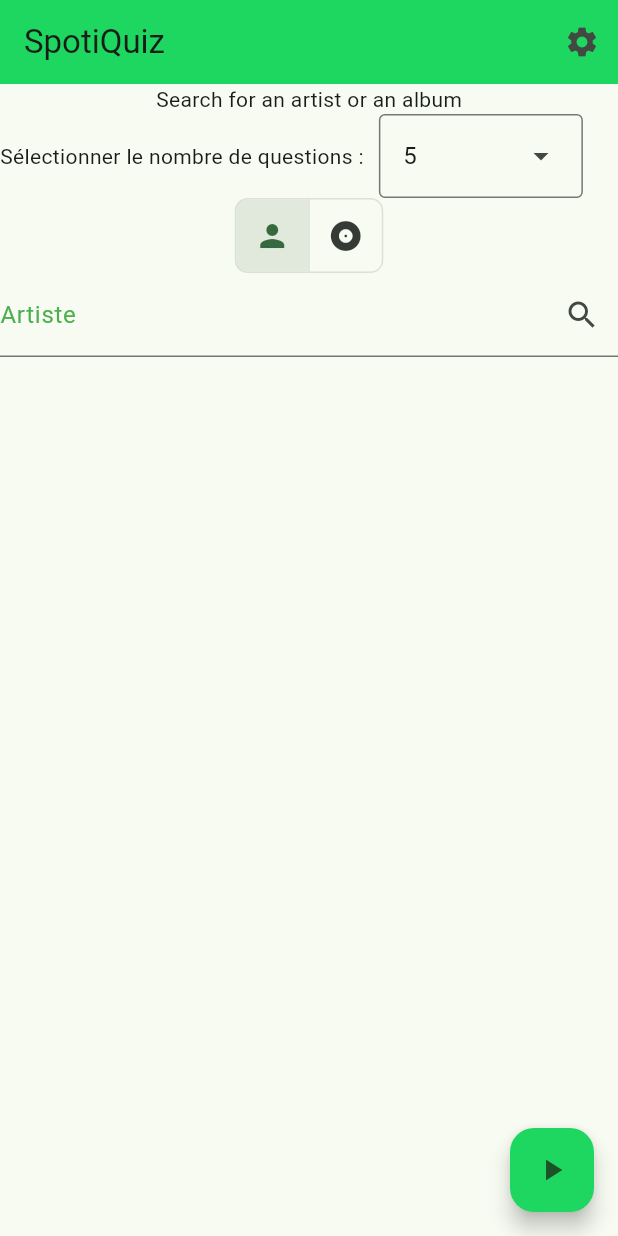
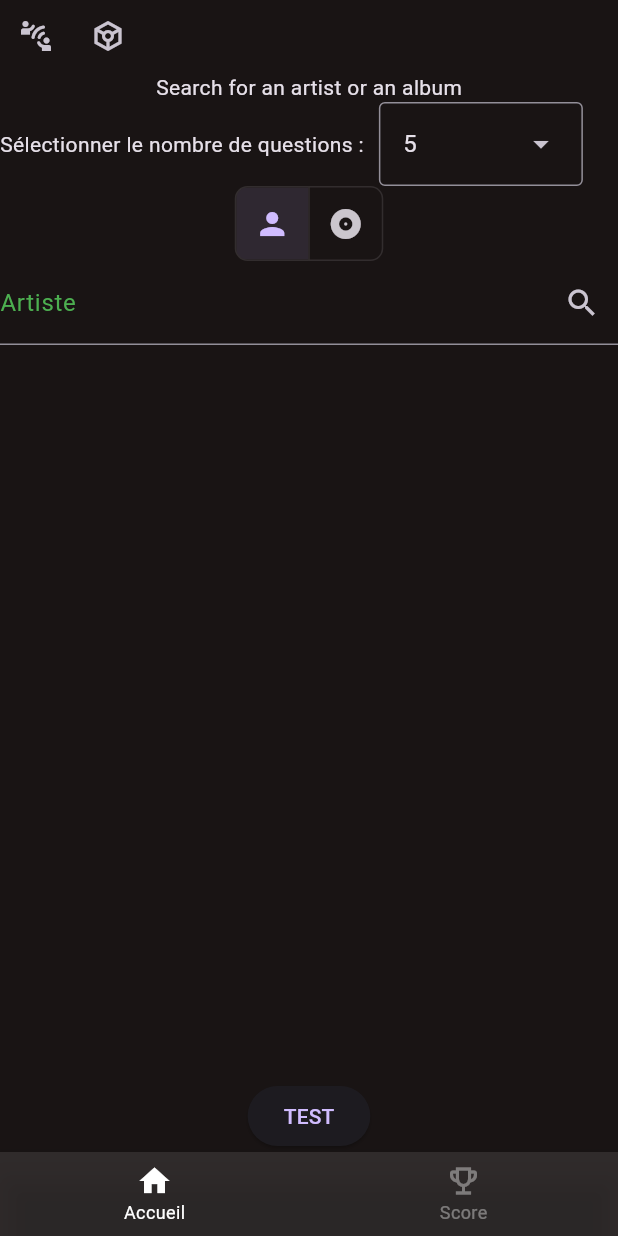
Before and after one commit to TessLry/spotiquiz, a Flutter app: the screen it shows after launch, on a phone screen of 412 x 824 dp. Run offline on Flutter 3.47's test engine with Material 3 defaults, Android fonts, the phone set to English and light mode, and no system bars; our stand-ins replace audioplayers, flutter_animate, flutter_bloc, lottie; missing offline and left inert: spotify_sdk.

Commit message:
Add score screen and navigation tab bar

```diff
--- a/lib/main.dart
+++ b/lib/main.dart
@@ -2,12 +2,11 @@
 import 'package:flutter_bloc/flutter_bloc.dart';
 import 'package:spotiquiz/bloc/track_cubit.dart';
 import 'package:spotiquiz/router.dart';
+import 'package:spotiquiz/ui/navigations/navigation_tab_bar.dart';
 import 'package:spotiquiz/utils/colors.dart';
-import 'package:spotiquiz/utils/credentials.dart';
 
 void main() {
   final TrackCubit trackCubit = TrackCubit();
-  AppCredentials.fetchCredentials();
 
   runApp(
     BlocProvider<TrackCubit>(
@@ -24,12 +23,15 @@
   Widget build(BuildContext context) {
     return MaterialApp(
       title: 'SpotiQuiz',
-      theme: ThemeData(
-        colorScheme: ColorScheme.fromSeed(seedColor: AppColors.primary),
-        useMaterial3: true,
+      themeMode: ThemeMode.dark,
+      darkTheme: ThemeData(
+        scaffoldBackgroundColor: AppColors.black,
+        brightness: Brightness.dark,
+        splashColor: Colors.transparent,
+        highlightColor: Colors.transparent,
       ),
       debugShowCheckedModeBanner: false,
-      initialRoute: AppRouter.homePage,
+      home: const NavigationTabBar(),
       routes: AppRouter.routes,
     );
   }
--- a/lib/router.dart
+++ b/lib/router.dart
@@ -1,12 +1,15 @@
+import 'package:spotiquiz/ui/screens/score.dart';
 import 'package:spotiquiz/ui/screens/game.dart';
 import 'package:spotiquiz/ui/screens/home.dart';
 
 class AppRouter {
   static const String homePage = '/home';
   static const String gamePage = '/game';
+  static const String scorePage = '/score';
 
   static final routes = {
     homePage: (context) => const Home(),
     gamePage: (context) => const Game(),
+    scorePage: (context) => const Score(),
   };
 }
--- /dev/null
+++ b/lib/ui/navigations/navigation_tab_bar.dart
@@ -0,0 +1,54 @@
+import 'package:flutter/material.dart';
+import 'package:spotiquiz/ui/screens/home.dart';
+import 'package:spotiquiz/ui/screens/score.dart';
+
+class NavigationTabBar extends StatefulWidget {
+  const NavigationTabBar({super.key});
+
+  @override
+  State<NavigationTabBar> createState() => _NavigationTabBarState();
+}
+
+class _NavigationTabBarState extends State<NavigationTabBar> {
+  int _selectedIndex = 0;
+
+  static const List<Widget> _widgetOptions = <Widget>[Home(), Score()];
+
+  void _onItemTapped(int index) {
+    setState(() {
+      _selectedIndex = index;
+    });
+  }
+
+  @override
+  Widget build(BuildContext context) {
+    return Scaffold(
+      body: SafeArea(
+        child: _widgetOptions.elementAt(_selectedIndex),
+      ),
+      bottomNavigationBar: BottomNavigationBar(
+        items: <BottomNavigationBarItem>[
+          BottomNavigationBarItem(
+            icon: _selectedIndex == 0
+                ? const Icon(Icons.home)
+                : const Icon(Icons.home_outlined),
+            label: 'Accueil',
+          ),
+          BottomNavigationBarItem(
+            icon: _selectedIndex == 1
+                ? const Icon(Icons.emoji_events)
+                : const Icon(Icons.emoji_events_outlined),
+            label: 'Score',
+          ),
+        ],
+        currentIndex: _selectedIndex,
+        onTap: _onItemTapped,
+        selectedItemColor: Colors.white,
+        unselectedItemColor: Colors.white38,
+        type: BottomNavigationBarType.fixed,
+        selectedFontSize: 12,
+        backgroundColor: Colors.white10,
+      ),
+    );
+  }
+}
--- a/lib/ui/screens/home.dart
+++ b/lib/ui/screens/home.dart
@@ -1,5 +1,6 @@
 import 'package:flutter/material.dart';
 import 'package:flutter_bloc/flutter_bloc.dart';
+import 'package:spotify_sdk/spotify_sdk.dart';
 import 'package:spotiquiz/bloc/track_cubit.dart';
 import 'package:spotiquiz/models/album.dart';
 import 'package:spotiquiz/models/artist.dart';
@@ -8,8 +9,8 @@
 import 'package:spotiquiz/ui/widgets/search_album.dart';
 import 'package:spotiquiz/ui/widgets/search_artist.dart';
 import 'package:spotiquiz/ui/widgets/select_nb_question.dart';
-import 'package:spotiquiz/utils/colors.dart';
 import 'package:spotiquiz/ui/widgets/toogle_button.dart';
+import 'package:spotiquiz/utils/credentials.dart';
 
 class Home extends StatefulWidget {
   const Home({super.key});
@@ -25,22 +26,39 @@
   Album? album;
 
   @override
+  void initState() {
+    super.initState();
+  }
+
+  @override
   Widget build(BuildContext context) {
-    return Scaffold(
-        appBar: AppBar(
-          title: const Text('SpotiQuiz'),
-          backgroundColor: AppColors.primary,
-          actions: [
+    return Column(
+      children: [
+        Row(
+          children: [
             IconButton(
-              icon: const Icon(Icons.settings),
-              onPressed: () {
-                Navigator.pushNamed(context, '/settings');
+                onPressed: () async {
+                  await SpotifySdk.connectToSpotifyRemote(
+                      clientId: AppCredentials.spotifyId,
+                      redirectUrl: AppCredentials.redirectUrl);
                 },
-            ),
+                icon: const Icon(Icons.connect_without_contact_rounded)),
+            IconButton(
+                onPressed: () async {
+                  String token = await SpotifySdk.getAccessToken(
+                      clientId: AppCredentials.spotifyId,
+                      redirectUrl: AppCredentials.redirectUrl,
+                      scope:
+                          "app-remote-control,user-modify-playback-state,playlist-read-private");
+
+                  setState(() {
+                    AppCredentials.accessToken = token;
+                    print("token" + AppCredentials.accessToken);
+                  });
+                },
+                icon: const Icon(Icons.token_outlined)),
           ],
         ),
-        body: Column(
-          children: [
         const Text('Search for an artist or an album'),
         SelectNbQuestion(
           onToggle: (value) {
@@ -69,10 +87,9 @@
                   },
                 ),
         ),
-          ],
-        ),
-        floatingActionButton: FloatingActionButton(
+        ElevatedButton(
             onPressed: () {
+              print("TETE");
               final TrackRepository trackRepository = TrackRepository();
 
               trackRepository
@@ -83,8 +100,8 @@
                 Navigator.pushNamed(context, '/game');
               });
             },
-          backgroundColor: AppColors.primary,
-          child: const Icon(Icons.play_arrow),
-        ));
+            child: Text("TEST"))
+      ],
+    );
   }
 }
--- /dev/null
+++ b/lib/ui/screens/score.dart
@@ -0,0 +1,14 @@
+import 'package:flutter/material.dart';
+
+class Score extends StatelessWidget {
+  const Score({super.key});
+
+  @override
+  Widget build(BuildContext context) {
+    return const Scaffold(
+      body: Center(
+        child: Text('Score'),
+      ),
+    );
+  }
+}
--- a/lib/utils/colors.dart
+++ b/lib/utils/colors.dart
@@ -1,5 +1,7 @@
 import 'package:flutter/widgets.dart';
 
 class AppColors {
-  static const Color primary = Color.fromARGB(255, 30, 215, 96);
+  static const Color primary = Color(0xFF1DB954);
+  static const Color white = Color(0xFFFFFFFF);
+  static const Color black = Color(0xFF191414);
 }
```
Lines whose indentation alone changed are shown as unchanged.
